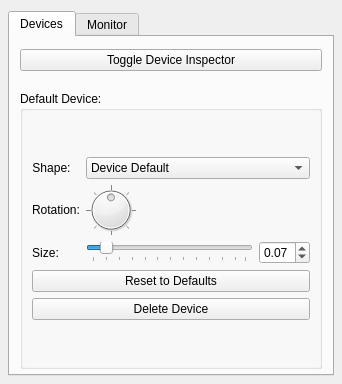
This is mpfmonitor/core/ui/inspector.ui in missionpinball/mpf-monitor as Qt 5 draws it before an edit. The edited form follows.
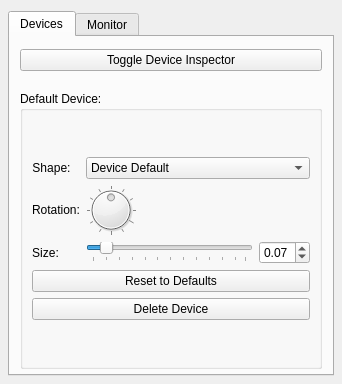
This is the edited form.

```diff
--- a/mpfmonitor/core/ui/inspector.ui
+++ b/mpfmonitor/core/ui/inspector.ui
@@ -156,6 +156,9 @@
           </item>
           <item row="1" column="1">
            <widget class="QDial" name="rotationDial">
+            <property name="enabled">
+             <bool>true</bool>
+            </property>
             <property name="maximumSize">
              <size>
               <width>50</width>
@@ -163,10 +166,13 @@
              </size>
             </property>
             <property name="maximum">
-             <number>360</number>
+             <number>36</number>
+            </property>
+            <property name="singleStep">
+             <number>1</number>
             </property>
             <property name="value">
-             <number>180</number>
+             <number>18</number>
             </property>
             <property name="orientation">
              <enum>Qt::Horizontal</enum>
@@ -181,7 +187,7 @@
              <bool>true</bool>
             </property>
             <property name="notchTarget">
-             <double>45.000000000000000</double>
+             <double>6.000000000000000</double>
             </property>
             <property name="notchesVisible">
              <bool>true</bool>
```
Left out of the diff: 36 changed lines with no effect on the pictures.
